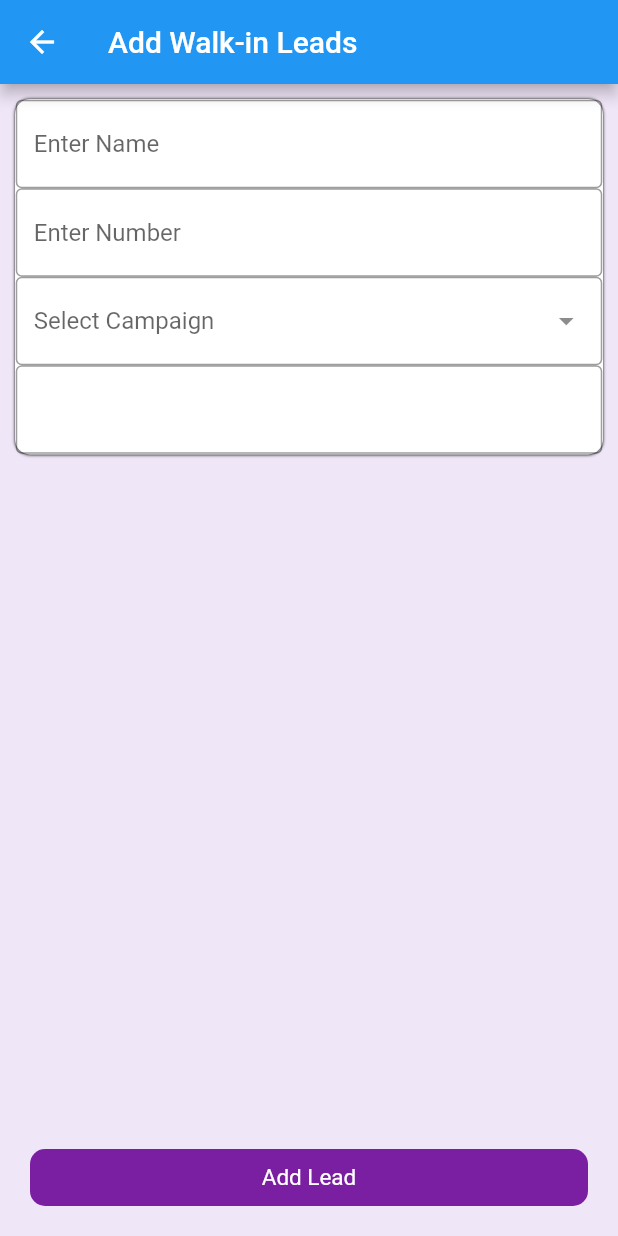
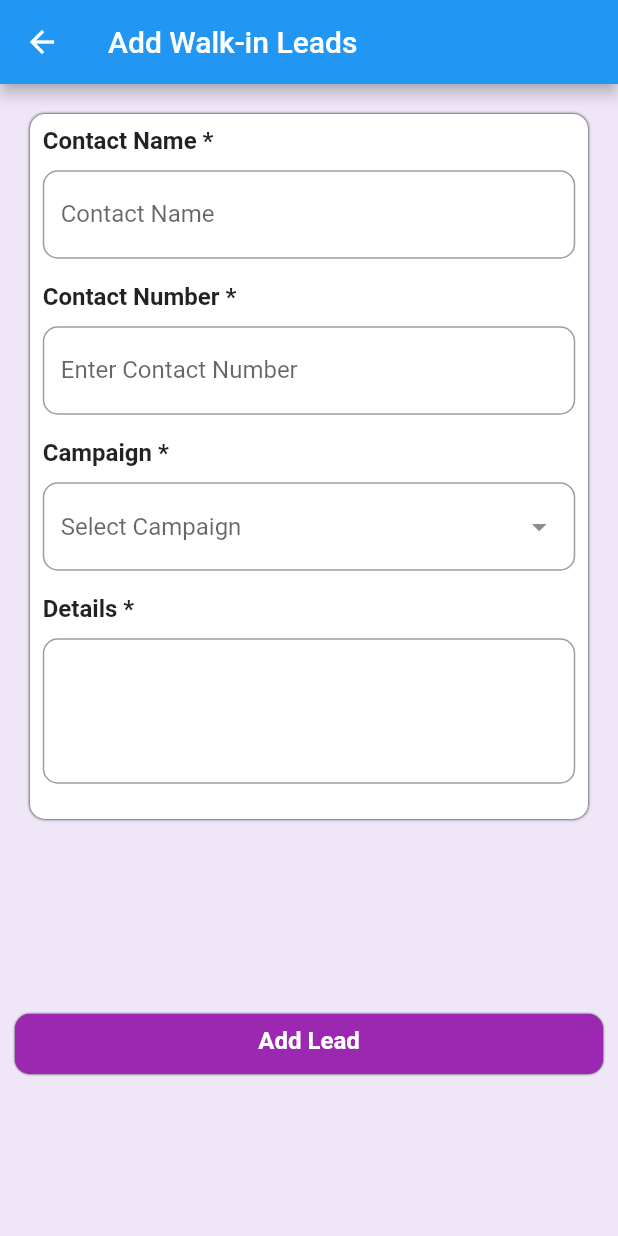
Before and after one commit to worldamanntv/callingapp, a Flutter app: the pg11 screen opened directly, on a phone screen of 412 x 824 dp. Run offline on Flutter 3.47's test engine with Material 2 defaults, Android fonts, the phone set to English and light mode, and no system bars.

Commit message:
Merge remote-tracking branch 'origin/master'

```diff
--- a/lib/pg10.dart
+++ b/lib/pg10.dart
@@ -51,7 +51,7 @@ class _pg10State extends State<pg10> {
               // margin: EdgeInsets.all(20),
               width: 100,
               height: 400,
-              // color: Colors.white,
+            //   color: Colors.white,
               child: Column(
                 crossAxisAlignment: CrossAxisAlignment.center,
                 mainAxisAlignment: MainAxisAlignment.center,
@@ -59,7 +59,7 @@ class _pg10State extends State<pg10> {
                   Row(
                     mainAxisAlignment: MainAxisAlignment.center,
                     children: [
-                      Image.asset("assets/wk",height: 90,color: Colors.white,),
+                      Image.asset("assets/wk.png",height: 80,)
                     ],
                   ),
                   Row(
@@ -72,15 +72,17 @@ class _pg10State extends State<pg10> {
               ),
 
             ),
+
             SizedBox(
-              height: 2,
+              height: 120,
             ),
+
             Container(
               margin: EdgeInsets.all(10),
               width: 130,
-              height: 150,
+              height: 40,
               decoration: BoxDecoration(
-                  color: Colors.white,
+                  color: Colors.purple,
                   borderRadius: BorderRadius.circular(10),
                   border: Border.all(
                     width: 0.5,
@@ -99,74 +101,20 @@ class _pg10State extends State<pg10> {
                     children: [
                       Column(
                         children: [
-                          Text("Total Break:",style: TextStyle(fontSize: 16,fontWeight: FontWeight.w600),)
+                          Center(child: Padding(
+                            padding: const EdgeInsets.all(8.0),
+                            child: Text("Add Lead",style: TextStyle(fontSize: 16,fontWeight: FontWeight.w700,color: Colors.white),),
+                          ))
                         ],
                       ),
-                      Column(
-                        children: [
-                          Text("0",style: TextStyle(fontSize: 16,fontWeight: FontWeight.w700),)
-                        ],
-                      )
+
                     ],
                   ),
-                  Divider(
-                    thickness: 0.5,
-                  ),
-                  Row(
-                    mainAxisAlignment: MainAxisAlignment.spaceEvenly,
-                    children: [
-                      Column(
-                        children: [
-                          Text("Time:",style: TextStyle(fontSize: 16,fontWeight: FontWeight.w500),)
-                        ],
-                      ),
-                      Column(
-                        children: [
-                          Text("Activity",style: TextStyle(fontSize: 16,fontWeight: FontWeight.w500),)
-                        ],
-                      ),
-                      Column(
-                        children: [
-                          Text("Description",style: TextStyle(fontSize: 16,fontWeight: FontWeight.w500),)
-                        ],
-                      )
-                    ],
-                  ),
-                  SizedBox(
-                    height: 60,
-                  ),
-                  Row(
-                    mainAxisAlignment: MainAxisAlignment.center,
-                    children: [
-                      Text("No history found")
-                    ],
-                  )
-
                 ],
               ),
             )
           ],
         )
-            // Positioned(
-            //   bottom: 20,
-            //   left: 20,
-            //   right: 20,
-            //   child: GestureDetector(
-            //     onTap: (){
-            //       Navigator.push(context, MaterialPageRoute(builder: (context) => pg11()));
-            //     },
-            //     child: Container(
-            //       padding: EdgeInsets.symmetric(vertical: 10.0,horizontal: 80.0),
-            //       decoration: BoxDecoration(
-            //           color: Colors.purple.shade700,
-            //           borderRadius: BorderRadius.circular(10)
-            //       ),
-            //
-            //       child:Center(child: Text("Add Lead",style: TextStyle(fontSize: 15,color: Colors.white),)),
-            //     ),
-            //   ),
-            // )
-
     );
   }
 
--- a/lib/pg11.dart
+++ b/lib/pg11.dart
@@ -19,12 +19,12 @@ class _pg11State extends State<pg11> {
 
         ),
 
-        body: Stack(
-          children: [
-            Column(
+        body: ListView(
           children: [
             Container(
-                    margin: EdgeInsets.only(right: 10,left: 10,top: 10,bottom: 100),
+              margin: EdgeInsets.all(20),
+              width: 100,
+              height: 470,
               decoration: BoxDecoration(
                   borderRadius: BorderRadius.circular(10),
                   color: Colors.white,
@@ -39,74 +39,167 @@ class _pg11State extends State<pg11> {
                   ]
 
               ),
-                    child: Container(
-                      child: Column(
+              child:Column(
+                crossAxisAlignment: CrossAxisAlignment.start,
                 children: [
-                          TextField(
+                  Row(
+                    children: [
+
+                    ],
+                  ),
+                  Padding(
+                    padding: const EdgeInsets.only(top: 8,right: 10,left: 8,bottom: 2),
+                    child: Text("Contact Name *",style: TextStyle(fontWeight: FontWeight.w600,fontSize: 16),),
+                  ),
+                  Padding(
+                    padding: const EdgeInsets.all(8.0),
+                    child: TextField(
                       decoration: InputDecoration(
+                        border: OutlineInputBorder(
+                          borderRadius: BorderRadius.circular(10)
+
+                        ),
+                        labelText: "Contact Name",
                         hintText: "Enter Name",
-                                border: OutlineInputBorder(
-
-                                )
+                        // contentPadding: EdgeInsets.all(8),
                       ),
                     ),
-                          TextField(
+                  ),
+                  Padding(
+                    padding: const EdgeInsets.only(top: 8,right: 10,left: 8,bottom: 2),
+                    child: Text("Contact Number *",style: TextStyle(fontWeight: FontWeight.w600,fontSize: 16),),
+                  ),
+                  Padding(
+                    padding: const EdgeInsets.all(8.0),
+                    child: TextField(
                       decoration: InputDecoration(
-                                hintText: "Enter Number",
                         border: OutlineInputBorder(
+                            borderRadius: BorderRadius.circular(10)
 
-                                )
+                        ),
+                        labelText: "Enter Contact Number",
+
+                        // contentPadding: EdgeInsets.all(8),
                       ),
                     ),
-                          TextField(
+                  ),
+                  Padding(
+                    padding: const EdgeInsets.only(top: 8,right: 10,left: 8,bottom: 2),
+                    child: Text("Campaign *",style: TextStyle(fontWeight: FontWeight.w600,fontSize: 16),),
+                  ),
+                  Padding(
+                    padding: const EdgeInsets.all(8.0),
+                    child: TextField(
                       decoration: InputDecoration(
+                        border: OutlineInputBorder(
+                            borderRadius: BorderRadius.circular(10)
 
+                        ),
                         hintText: "Select Campaign",
-                                suffixIcon: Icon(Icons.arrow_drop_down_outlined),
-                                border: OutlineInputBorder(
-
-
-                                )
+                        suffixIcon: Icon(Icons.arrow_drop_down),
+                        // contentPadding: EdgeInsets.all(8),
                       ),
                     ),
-                          TextField(
+                  ),
+                  Padding(
+                    padding: const EdgeInsets.only(top: 8,right: 10,left: 8,bottom: 2),
+                    child: Text("Details *",style: TextStyle(fontWeight: FontWeight.w600,fontSize: 16),),
+                  ),
+                  Padding(
+                    padding: const EdgeInsets.all(8.0),
+                    child: TextField(
+                      keyboardType: TextInputType.multiline,
+                      maxLines: 3,
                       decoration: InputDecoration(
+                        border: OutlineInputBorder(
+                            borderRadius: BorderRadius.circular(10)
 
-                                border: OutlineInputBorder(
+                        ),
 
-
-                                )
+                        // contentPadding: EdgeInsets.all(8),
                       ),
                     ),
+                  ),
+
                 ],
-                      ),
               )
+              //  color: Colors.white,
+              // child: Column(
+              //   crossAxisAlignment: CrossAxisAlignment.start,
+              //   mainAxisAlignment: MainAxisAlignment.start,
+              //   children: [
+              //    Row(
+              //      children: [
+              //        Text("Contact Name")
+              //      ],
+              //    ),
+              //     Row(
+              //       children: [
+              //         TextField(
+              //           decoration: InputDecoration(
+              //             border: OutlineInputBorder(
+              //               borderRadius: BorderRadius.circular(10),
+              //             ),
+              //             hintText: 'Enter Name',
+              //             isDense: true,
+              //           ),
+              //         ),
+              //       ],
+              //     ),
+              //
+              //   ],
+              // ),
+
             ),
 
 
-              ],
+            SizedBox(
+              height: 100,
             ),
-            Positioned(
-              bottom: 20,
-              left: 20,
-              right: 20,
-              child: GestureDetector(
+
+            GestureDetector(
               onTap: (){
                 Navigator.push(context, MaterialPageRoute(builder: (context) => pg13()));
               },
               child: Container(
-                  padding: EdgeInsets.symmetric(vertical: 10.0,horizontal: 80.0),
+                margin: EdgeInsets.all(10),
+                width: 130,
+                height: 40,
                 decoration: BoxDecoration(
-                      color: Colors.purple.shade700,
-                      borderRadius: BorderRadius.circular(10)
+                    color: Colors.purple,
+                    borderRadius: BorderRadius.circular(10),
+                    border: Border.all(
+                      width: 0.5,
+                      color: Colors.transparent,
+                    ),
+                    boxShadow: [
+                      BoxShadow(
+                        blurRadius: 0.5,
+                      )
+                    ]
+                ),
+                child: Column(
+                  children: [
+                    Row(
+                      mainAxisAlignment: MainAxisAlignment.center,
+                      children: [
+                        Column(
+                          children: [
+                            Center(child: Padding(
+                              padding: const EdgeInsets.all(8.0),
+                              child: Text("Add Lead",style: TextStyle(fontSize: 16,fontWeight: FontWeight.w700,color: Colors.white),),
+                            ))
+                          ],
                         ),
 
-                  child:Center(child: Text("Add Lead",style: TextStyle(fontSize: 15,color: Colors.white),)),
-                ),
-              ),
+                      ],
                     ),
                   ],
                 ),
+              ),
+            )
+          ],
+        )
 
     );
   }
```
Lines whose indentation alone changed are shown as unchanged.
